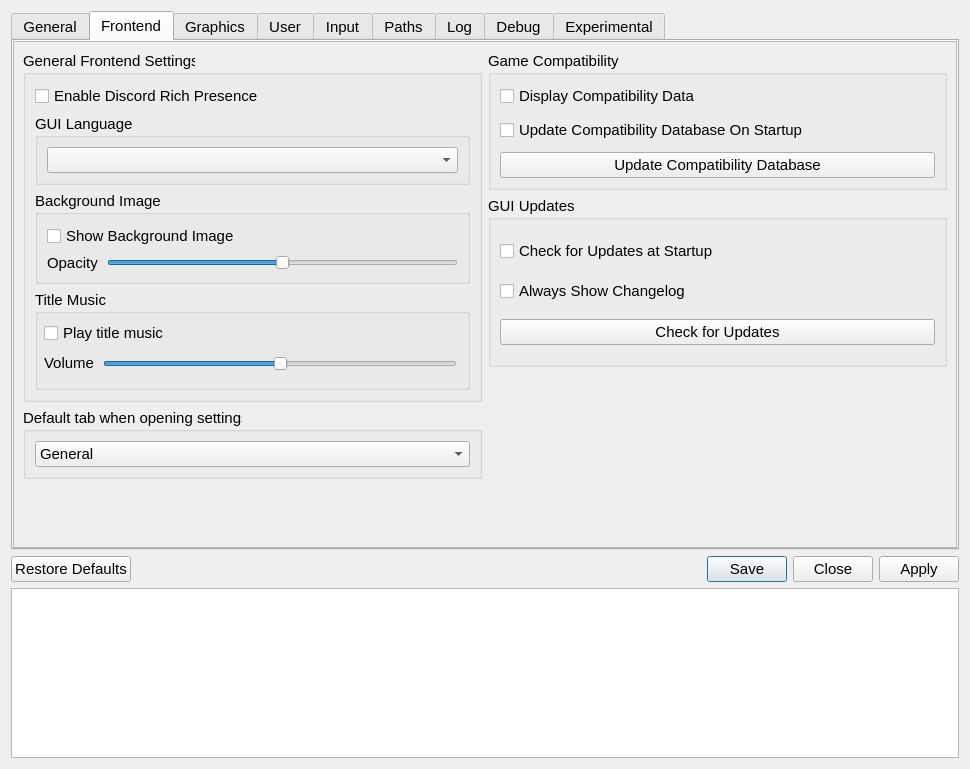
First picture: the form in src/qt_gui/settings_dialog.ui, repository shadps4-emu/shadps4-qtlauncher, before the edit.
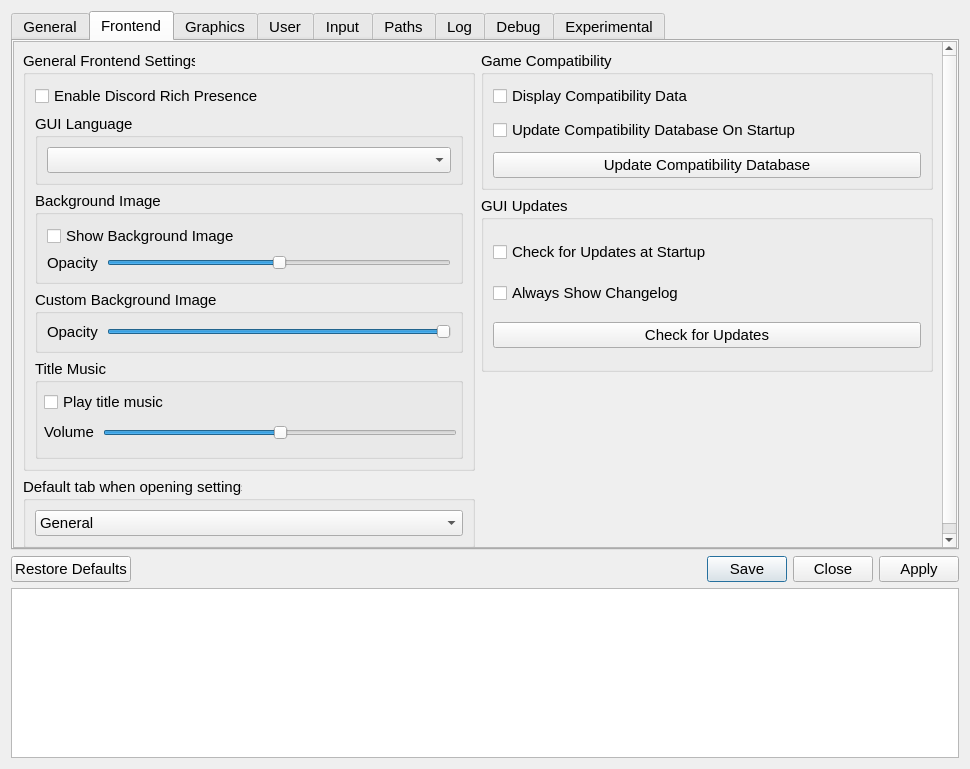
Second picture: the form after the edit. The open tabs and pages were chosen to show the change. Icons and pictures are not drawn.

Commit message: Fix custom background on OLED theme; add custom background opacity setting

Patch:
```diff
--- a/src/qt_gui/settings_dialog.ui
+++ b/src/qt_gui/settings_dialog.ui
@@ -504,6 +504,63 @@
                  </layout>
                 </widget>
                </item>
+               <item>
+                <widget class="QGroupBox" name="GUICustomBackgroundImageGroupBox">
+                 <property name="sizePolicy">
+                  <sizepolicy hsizetype="Expanding" vsizetype="Minimum">
+                   <horstretch>0</horstretch>
+                   <verstretch>0</verstretch>
+                  </sizepolicy>
+                 </property>
+                 <property name="title">
+                  <string>Custom Background Image</string>
+                 </property>
+                 <layout class="QVBoxLayout" name="customBackgroundImageVLayout">
+                  <item>
+                   <layout class="QHBoxLayout" name="customBackgroundOpacityLayout">
+                    <property name="spacing">
+                     <number>9</number>
+                    </property>
+                    <item>
+                     <widget class="QLabel" name="customBackgroundImageOpacityLabel">
+                      <property name="sizePolicy">
+                       <sizepolicy hsizetype="Maximum" vsizetype="Fixed">
+                        <horstretch>0</horstretch>
+                        <verstretch>0</verstretch>
+                       </sizepolicy>
+                      </property>
+                      <property name="text">
+                       <string>Opacity</string>
+                      </property>
+                     </widget>
+                    </item>
+                    <item>
+                     <widget class="QSlider" name="customBackgroundImageOpacitySlider">
+                      <property name="sizePolicy">
+                       <sizepolicy hsizetype="Expanding" vsizetype="Fixed">
+                        <horstretch>0</horstretch>
+                        <verstretch>0</verstretch>
+                       </sizepolicy>
+                      </property>
+                      <property name="minimum">
+                       <number>0</number>
+                      </property>
+                      <property name="maximum">
+                       <number>100</number>
+                      </property>
+                      <property name="value">
+                       <number>100</number>
+                      </property>
+                      <property name="orientation">
+                       <enum>Qt::Orientation::Horizontal</enum>
+                      </property>
+                     </widget>
+                    </item>
+                   </layout>
+                  </item>
+                 </layout>
+                </widget>
+               </item>
                <item>
                 <widget class="QGroupBox" name="GUIMusicGroupBox">
                  <property name="sizePolicy">
```
The commit also changes 7 other files.
